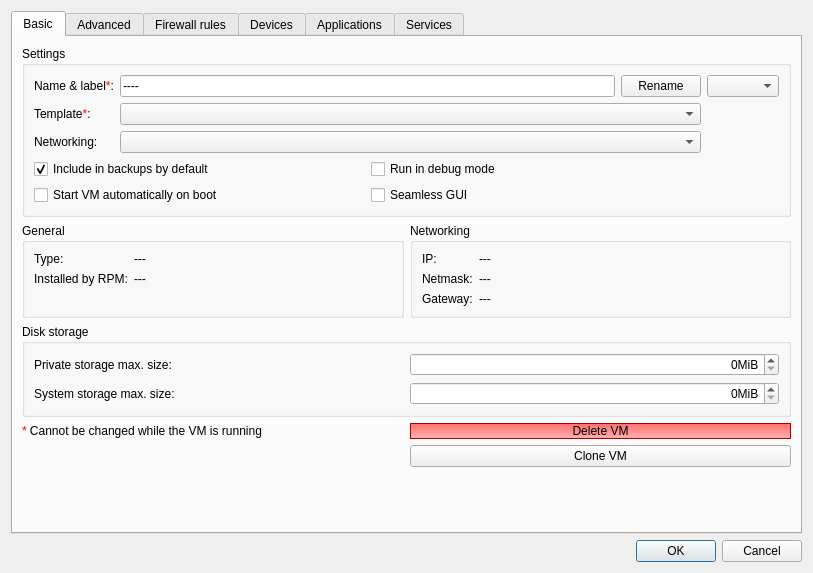
This is ui/settingsdlg.ui in QubesOS/qubes-manager as Qt 5 draws it before an edit. The edited form follows.
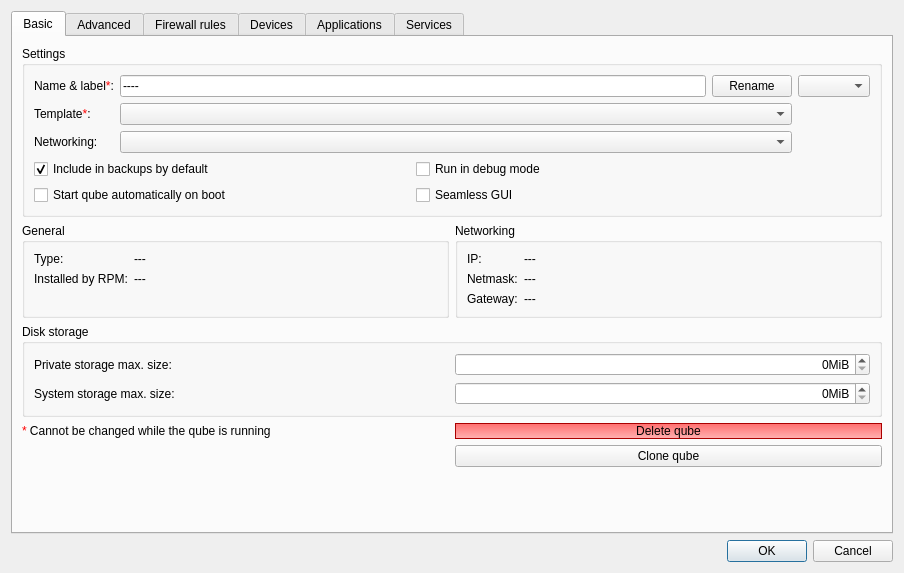
This is the edited form. The open tabs and pages were chosen to show the change. Icons and pictures are not drawn.

Commit message:
Renamed 'VM' to 'qube' everywhere in manager
At least I hope it's everywhere.
Note: AppVM and NetVM nomenclature have been kept as before.

Patch:
```diff
--- a/ui/settingsdlg.ui
+++ b/ui/settingsdlg.ui
@@ -6,7 +6,7 @@
    <rect>
     <x>0</x>
     <y>0</y>
-    <width>813</width>
+    <width>904</width>
     <height>573</height>
    </rect>
   </property>
@@ -258,7 +258,7 @@
          <item row="4" column="0">
           <widget class="QLabel" name="label_5">
            <property name="text">
-            <string>&lt;html&gt;&lt;head/&gt;&lt;body&gt;&lt;p&gt;&lt;span style=&quot; color:#ff0000;&quot;&gt;* &lt;/span&gt;&lt;span style=&quot; color:#000000;&quot;&gt;Cannot be changed while the VM is running&lt;/span&gt;&lt;/p&gt;&lt;/body&gt;&lt;/html&gt;</string>
+            <string>&lt;html&gt;&lt;head/&gt;&lt;body&gt;&lt;p&gt;&lt;span style=&quot; color:#ff0000;&quot;&gt;* &lt;/span&gt;&lt;span style=&quot; color:#000000;&quot;&gt;Cannot be changed while the qube is running&lt;/span&gt;&lt;/p&gt;&lt;/body&gt;&lt;/html&gt;</string>
            </property>
           </widget>
          </item>
@@ -357,7 +357,7 @@
               <item>
                <widget class="QCheckBox" name="autostart_vm">
                 <property name="text">
-                 <string>Start VM automatically on boot</string>
+                 <string>Start qube automatically on boot</string>
                 </property>
                </widget>
               </item>
@@ -382,14 +382,14 @@
 border-width: 1px;</string>
            </property>
            <property name="text">
-            <string>Delete VM</string>
+            <string>Delete qube</string>
            </property>
           </widget>
          </item>
          <item row="5" column="1">
           <widget class="QPushButton" name="clone_vm_button">
            <property name="text">
-            <string>Clone VM</string>
+            <string>Clone qube</string>
            </property>
           </widget>
          </item>
```
Left out of the diff: 4 changed lines with no effect on the pictures. The commit also changes 9 other files.
